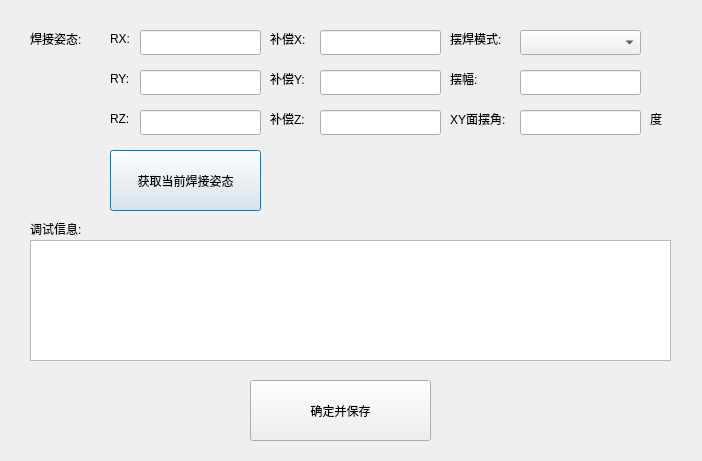
This is setcraft0dlg.ui in qubo188612/qtwelding as Qt 5 draws it before an edit. The edited form follows.
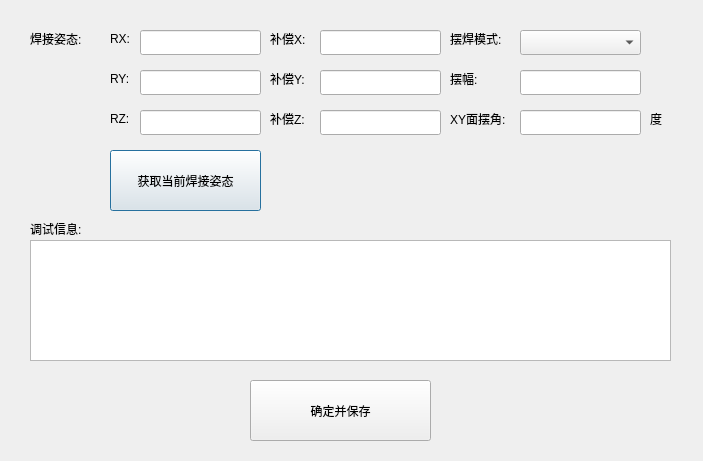
This is the edited form.

What changed in the file:
```diff
--- a/setcraft0dlg.ui
+++ b/setcraft0dlg.ui
@@ -6,7 +6,7 @@
    <rect>
     <x>0</x>
     <y>0</y>
-    <width>702</width>
+    <width>703</width>
     <height>461</height>
    </rect>
   </property>
```
